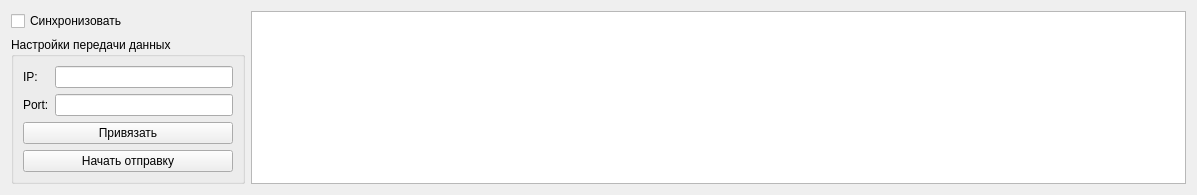
Jomart02/Lazuli, file ui/SendWidget/SendWidget.ui: the form before one commit.
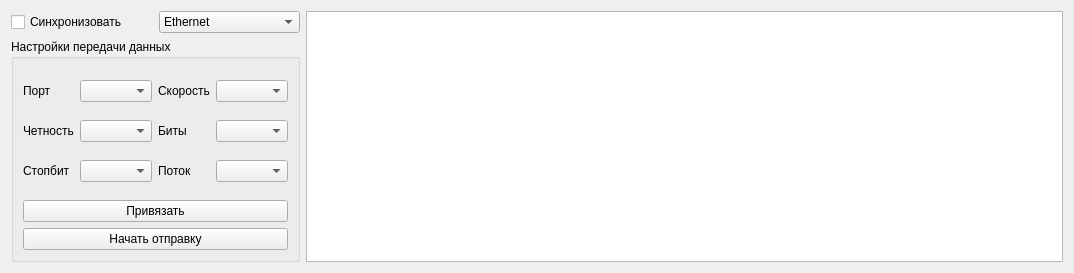
The form after the commit.

Commit message: add send from comPort

What changed in the file:
```diff
--- a/ui/SendWidget/SendWidget.ui
+++ b/ui/SendWidget/SendWidget.ui
@@ -6,8 +6,8 @@
    <rect>
     <x>0</x>
     <y>0</y>
-    <width>1197</width>
-    <height>167</height>
+    <width>1074</width>
+    <height>273</height>
    </rect>
   </property>
   <property name="windowTitle">
@@ -15,15 +15,29 @@
   </property>
   <layout class="QGridLayout" name="gridLayout_2" columnstretch="1,4">
    <item row="0" column="0">
-    <layout class="QVBoxLayout" name="verticalLayout">
-     <item>
+    <layout class="QGridLayout" name="gridLayout_5">
+     <item row="0" column="0">
       <widget class="QCheckBox" name="checkBox_sync">
        <property name="text">
         <string>Синхронизовать</string>
        </property>
       </widget>
      </item>
-     <item>
+     <item row="0" column="1">
+      <widget class="QComboBox" name="comboBox_typeSend">
+       <item>
+        <property name="text">
+         <string>Ethernet</string>
+        </property>
+       </item>
+       <item>
+        <property name="text">
+         <string>ComPort</string>
+        </property>
+       </item>
+      </widget>
+     </item>
+     <item row="1" column="0" colspan="2">
       <widget class="QGroupBox" name="groupBox">
        <property name="title">
         <string>Настройки передачи данных</string>
@@ -43,28 +57,180 @@
          </widget>
         </item>
         <item row="0" column="0">
-         <layout class="QFormLayout" name="formLayout">
-          <item row="0" column="0">
-           <widget class="QLabel" name="label">
-            <property name="text">
-             <string>IP:</string>
+         <widget class="QStackedWidget" name="stackedWidget">
+          <property name="autoFillBackground">
+           <bool>false</bool>
+          </property>
+          <property name="currentIndex">
+           <number>1</number>
+          </property>
+          <widget class="QWidget" name="page">
+           <property name="autoFillBackground">
+            <bool>false</bool>
+           </property>
+           <layout class="QGridLayout" name="gridLayout_3">
+            <property name="leftMargin">
+             <number>0</number>
             </property>
-           </widget>
-          </item>
-          <item row="0" column="1">
-           <widget class="QLineEdit" name="lineEdit_IP"/>
-          </item>
-          <item row="1" column="0">
-           <widget class="QLabel" name="label_2">
-            <property name="text">
-             <string>Port:</string>
+            <property name="topMargin">
+             <number>0</number>
             </property>
-           </widget>
-          </item>
-          <item row="1" column="1">
-           <widget class="QLineEdit" name="lineEdit_Port"/>
-          </item>
-         </layout>
+            <property name="rightMargin">
+             <number>0</number>
+            </property>
+            <property name="bottomMargin">
+             <number>0</number>
+            </property>
+            <property name="spacing">
+             <number>6</number>
+            </property>
+            <item row="0" column="0">
+             <layout class="QFormLayout" name="formLayout">
+              <property name="horizontalSpacing">
+               <number>6</number>
+              </property>
+              <item row="0" column="0">
+               <widget class="QLabel" name="label">
+                <property name="text">
+                 <string>IP:</string>
+                </property>
+               </widget>
+              </item>
+              <item row="0" column="1">
+               <widget class="QLineEdit" name="lineEdit_IP">
+                <property name="sizePolicy">
+                 <sizepolicy hsizetype="Expanding" vsizetype="Preferred">
+                  <horstretch>0</horstretch>
+                  <verstretch>0</verstretch>
+                 </sizepolicy>
+                </property>
+               </widget>
+              </item>
+              <item row="1" column="0">
+               <widget class="QLabel" name="label_2">
+                <property name="text">
+                 <string>Port:</string>
+                </property>
+               </widget>
+              </item>
+              <item row="1" column="1">
+               <widget class="QLineEdit" name="lineEdit_Port">
+                <property name="sizePolicy">
+                 <sizepolicy hsizetype="Expanding" vsizetype="Preferred">
+                  <horstretch>0</horstretch>
+                  <verstretch>0</verstretch>
+                 </sizepolicy>
+                </property>
+               </widget>
+              </item>
+             </layout>
+            </item>
+           </layout>
+          </widget>
+          <widget class="QWidget" name="page_2">
+           <property name="autoFillBackground">
+            <bool>false</bool>
+           </property>
+           <layout class="QGridLayout" name="gridLayout_4">
+            <property name="leftMargin">
+             <number>0</number>
+            </property>
+            <property name="topMargin">
+             <number>0</number>
+            </property>
+            <property name="rightMargin">
+             <number>0</number>
+            </property>
+            <property name="bottomMargin">
+             <number>0</number>
+            </property>
+            <item row="3" column="1">
+             <widget class="QComboBox" name="comboBox_ComStopBit"/>
+            </item>
+            <item row="0" column="2">
+             <widget class="QLabel" name="label_4">
+              <property name="sizePolicy">
+               <sizepolicy hsizetype="Maximum" vsizetype="Preferred">
+                <horstretch>0</horstretch>
+                <verstretch>0</verstretch>
+               </sizepolicy>
+              </property>
+              <property name="text">
+               <string>Скорость</string>
+              </property>
+             </widget>
+            </item>
+            <item row="0" column="0">
+             <widget class="QLabel" name="label_3">
+              <property name="sizePolicy">
+               <sizepolicy hsizetype="Maximum" vsizetype="Preferred">
+                <horstretch>0</horstretch>
+                <verstretch>0</verstretch>
+               </sizepolicy>
+              </property>
+              <property name="text">
+               <string>Порт</string>
+              </property>
+             </widget>
+            </item>
+            <item row="0" column="3">
+             <widget class="QComboBox" name="comboBox_ComSpeed"/>
+            </item>
+            <item row="1" column="3">
+             <widget class="QComboBox" name="comboBox_ComDataBits"/>
+            </item>
+            <item row="1" column="1">
+             <widget class="QComboBox" name="comboBox_ComParity"/>
+            </item>
+            <item row="0" column="1">
+             <widget class="QComboBox" name="comboBox_ComPort"/>
+            </item>
+            <item row="3" column="3">
+             <widget class="QComboBox" name="comboBox_ComFlowControl"/>
+            </item>
+            <item row="1" column="0">
+             <widget class="QLabel" name="label_5">
+              <property name="sizePolicy">
+               <sizepolicy hsizetype="Maximum" vsizetype="Preferred">
+                <horstretch>0</horstretch>
+                <verstretch>0</verstretch>
+               </sizepolicy>
+              </property>
+              <property name="text">
+               <string>Четность</string>
+              </property>
+             </widget>
+            </item>
+            <item row="3" column="0">
+             <widget class="QLabel" name="label_6">
+              <property name="sizePolicy">
+               <sizepolicy hsizetype="Maximum" vsizetype="Preferred">
+                <horstretch>0</horstretch>
+                <verstretch>0</verstretch>
+               </sizepolicy>
+              </property>
+              <property name="text">
+               <string>Стопбит</string>
+              </property>
+             </widget>
+            </item>
+            <item row="1" column="2">
+             <widget class="QLabel" name="label_7">
+              <property name="text">
+               <string>Биты</string>
+              </property>
+             </widget>
+            </item>
+            <item row="3" column="2">
+             <widget class="QLabel" name="label_8">
+              <property name="text">
+               <string>Поток</string>
+              </property>
+             </widget>
+            </item>
+           </layout>
+          </widget>
+         </widget>
         </item>
         <item row="2" column="0">
          <widget class="QPushButton" name="pushButtonOnOff">
```
The commit also changes 12 other files.
